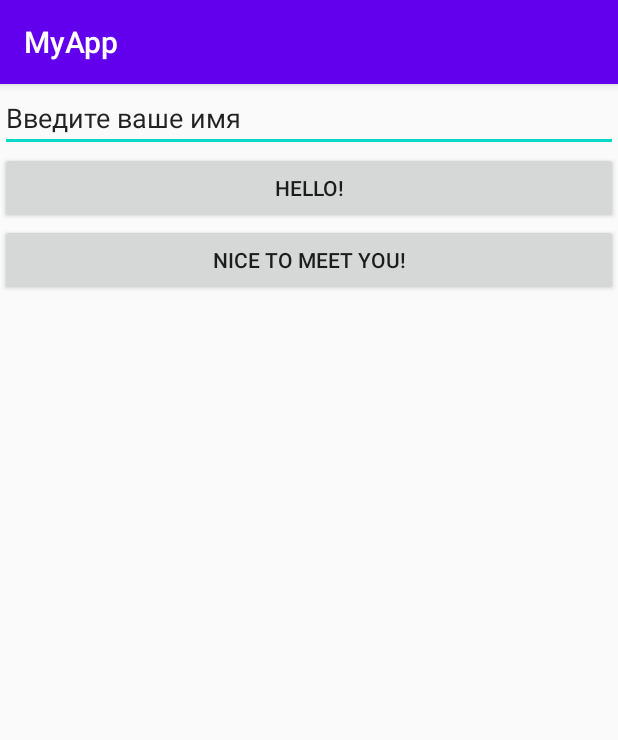
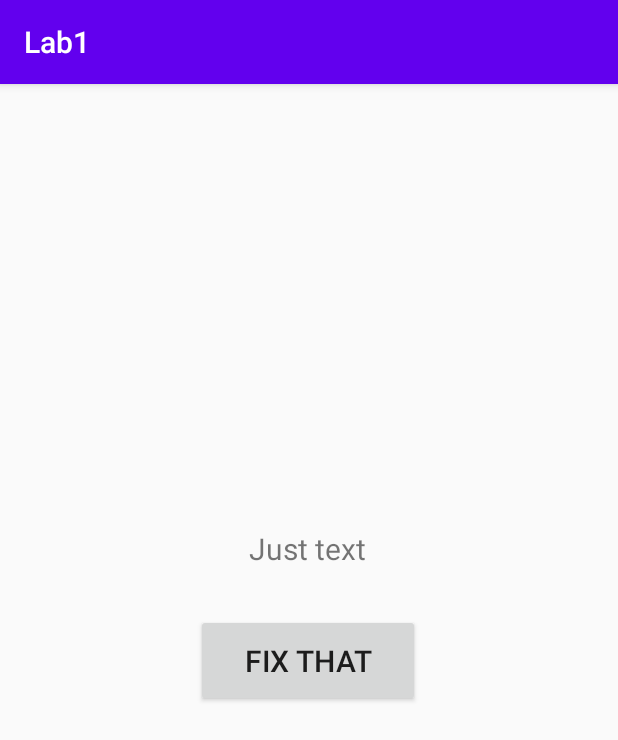
Before and after one commit to NikolaiShinkorenko/MobileLab1, an Android app: the screen it shows after launch (MainActivity), on a phone screen of 412 x 824 dp. Shown: the top 740 px of the screen. Run offline under Robolectric (Android 15) with nearby library versions, the phone set to English and light mode, and no system bars.

Commit message:
ButtonHandlerAndToastCommit

```diff
--- a/MyApp/app/src/main/java/ru/startandroid/develop/myapp/BlankFragment.java
+++ b/MyApp/app/src/main/java/ru/startandroid/develop/myapp/BlankFragment.java
@@ -5,6 +5,9 @@ import android.support.v4.app.Fragment;
 import android.view.LayoutInflater;
 import android.view.View;
 import android.view.ViewGroup;
+import android.widget.Button;
+import android.widget.TextView;
+import android.widget.Toast;
 
 /**
  * A simple {@link Fragment} subclass.
@@ -53,10 +56,30 @@ public class BlankFragment extends Fragment {
         }
     }
 
+    TextView tvChangeable;
+    Button btnChange;
+
     @Override
     public View onCreateView(LayoutInflater inflater, ViewGroup container,
                              Bundle savedInstanceState) {
+
         // Inflate the layout for this fragment
-        return inflater.inflate(R.layout.fragment_blank, container, false);
+        View v = inflater.inflate(R.layout.fragment_blank, container, false);
+
+        // определение view элементов
+        tvChangeable = (TextView) v.findViewById(R.id.tvChangeable);
+        btnChange = (Button) v.findViewById(R.id.btnChange);
+
+        View.OnClickListener oclBtnChange = new View.OnClickListener() {
+            @Override
+            public void onClick(View view) {
+                tvChangeable.setText("Error");
+                Toast.makeText(view.getContext(), "Try again", Toast.LENGTH_LONG).show();
+            }
+        };
+
+        btnChange.setOnClickListener(oclBtnChange);
+
+        return v;
     }
 }
--- a/MyApp/app/src/main/res/layout/activity_main.xml
+++ b/MyApp/app/src/main/res/layout/activity_main.xml
@@ -17,7 +17,6 @@
             android:name="ru.startandroid.develop.myapp.BlankFragment"
             android:layout_width="match_parent"
             android:layout_height="match_parent" />
-
     </LinearLayout>
 
 </android.support.constraint.ConstraintLayout>
--- a/MyApp/app/src/main/res/layout/fragment_blank.xml
+++ b/MyApp/app/src/main/res/layout/fragment_blank.xml
@@ -1,5 +1,6 @@
 <?xml version="1.0" encoding="utf-8"?>
 <FrameLayout xmlns:android="http://schemas.android.com/apk/res/android"
+    xmlns:app="http://schemas.android.com/apk/res-auto"
     xmlns:tools="http://schemas.android.com/tools"
     android:layout_width="match_parent"
     android:layout_height="match_parent"
@@ -7,33 +8,34 @@
 
     <!-- TODO: Update blank fragment layout -->
 
-    <LinearLayout
+    <android.support.constraint.ConstraintLayout
         android:layout_width="match_parent"
-        android:layout_height="match_parent"
-        android:orientation="vertical">
+        android:layout_height="match_parent">
 
-        <EditText
-            android:id="@+id/editTextTextPersonName"
-            android:layout_width="match_parent"
+        <TextView
+            android:id="@+id/tvChangeable"
+            android:layout_width="wrap_content"
             android:layout_height="wrap_content"
-            android:autofillHints=""
-            android:ems="10"
-            android:inputType="textPersonName"
-            android:text="Введите ваше имя"
-            tools:ignore="SpeakableTextPresentCheck" />
+            android:layout_marginBottom="30dp"
+            android:text="@string/changeable_text"
+            android:textSize="20dp"
+            app:layout_constraintBottom_toTopOf="@+id/btnChange"
+            app:layout_constraintEnd_toEndOf="parent"
+            app:layout_constraintHorizontal_bias="0.498"
+            app:layout_constraintStart_toStartOf="parent" />
 
         <Button
-            android:id="@+id/button4"
-            android:layout_width="match_parent"
-            android:layout_height="wrap_content"
-            android:text="@string/button" />
+            android:id="@+id/btnChange"
+            android:layout_width="149dp"
+            android:layout_height="62dp"
+            android:text="@string/change_button"
+            android:textSize="20dp"
+            app:layout_constraintBottom_toBottomOf="parent"
+            app:layout_constraintEnd_toEndOf="parent"
+            app:layout_constraintHorizontal_bias="0.498"
+            app:layout_constraintStart_toStartOf="parent"
+            app:layout_constraintTop_toTopOf="parent" />
 
-        <Button
-            android:id="@+id/button7"
-            android:layout_width="match_parent"
-            android:layout_height="wrap_content"
-            android:text="@string/button2" />
-
-    </LinearLayout>
+    </android.support.constraint.ConstraintLayout>
 
 </FrameLayout>
--- a/MyApp/app/src/main/res/values/strings.xml
+++ b/MyApp/app/src/main/res/values/strings.xml
@@ -1,7 +1,6 @@
 <resources>
-    <string name="app_name">MyApp</string>
+    <string name="app_name">Lab1</string>
     <!-- TODO: Remove or change this placeholder text -->
-    <string name="hello_blank_fragment">Hello blank fragment</string>
-    <string name="button">Hello!</string>
-    <string name="button2">Nice to meet you!</string>
+    <string name="changeable_text">Just text</string>
+    <string name="change_button">Fix that</string>
 </resources>
```
Also changed, not shown: MyApp/gradle/wrapper/gradle-wrapper.properties, 1 other file.
